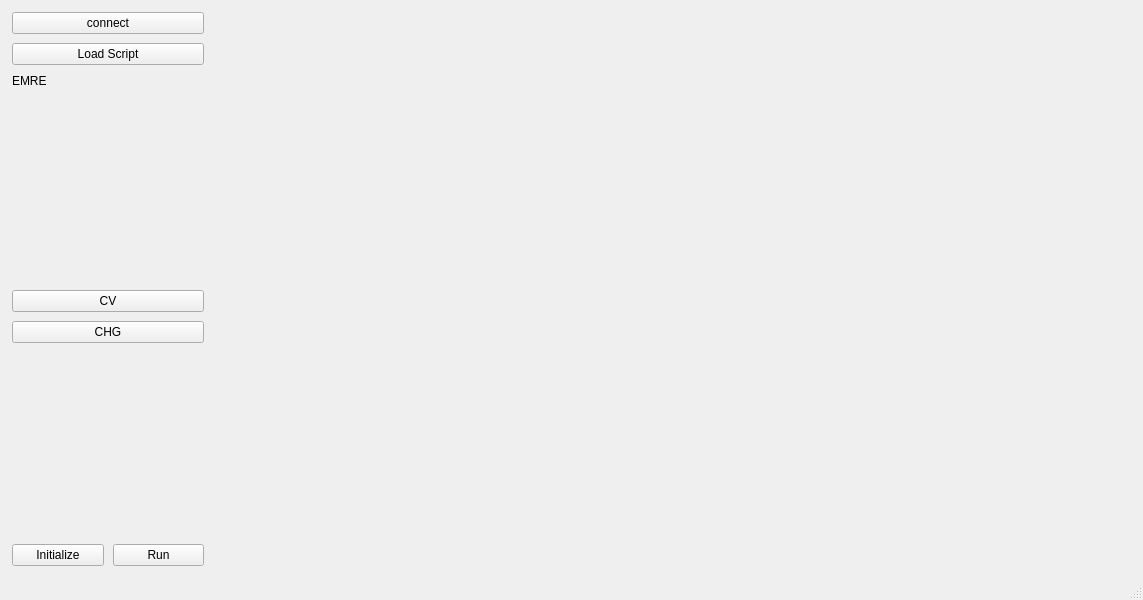
Old version of the form EMRE.ui in the repository rst030/EMRE.
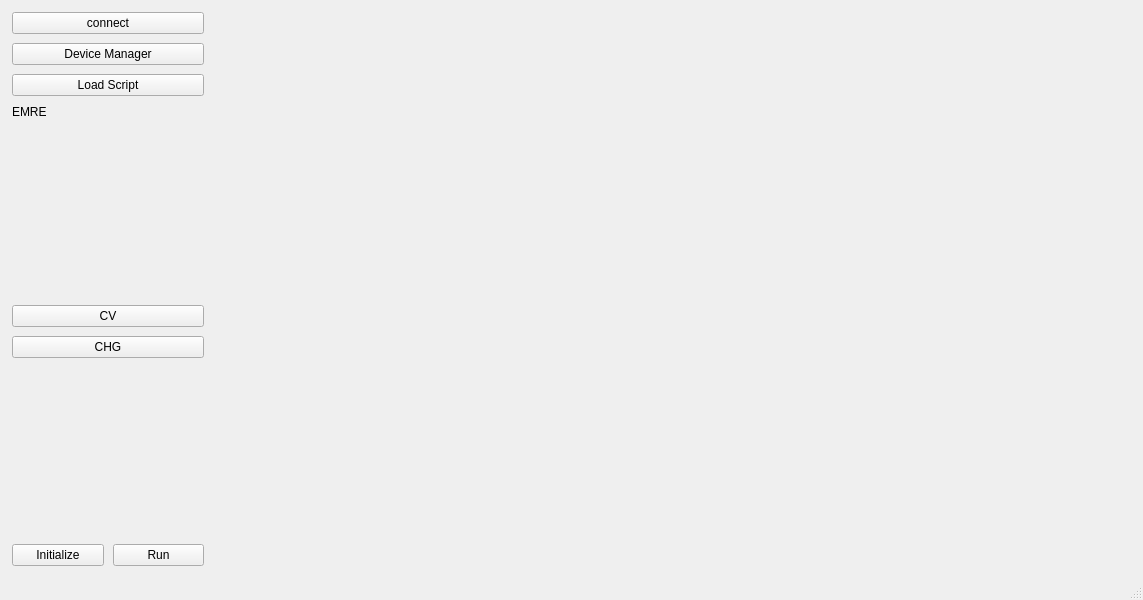
New version of the form. Icons and pictures are not drawn.

Commit message: rst@e1 Device manager shows connected and disconnected devices. CV module tested on the lipton battery. CUrrent limit implemented. CHG module tested on the lipton battery.

```diff
--- a/EMRE.ui
+++ b/EMRE.ui
@@ -66,6 +66,13 @@
           </property>
          </widget>
         </item>
+        <item>
+         <widget class="QPushButton" name="devman_button">
+          <property name="text">
+           <string>Device Manager</string>
+          </property>
+         </widget>
+        </item>
         <item>
          <widget class="QPushButton" name="load_button">
           <property name="maximumSize">
```
The commit also changes 13 other files.
